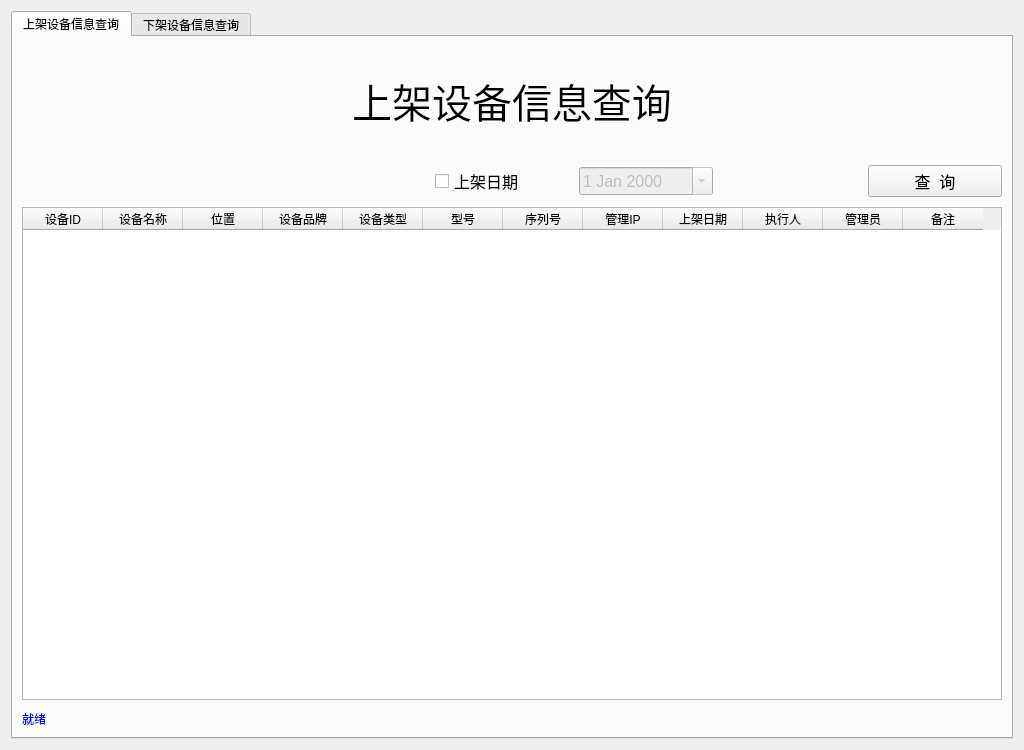
Qt form ui/shelf_display.ui (tainyuhong/pyside_machine_system) before a commit.
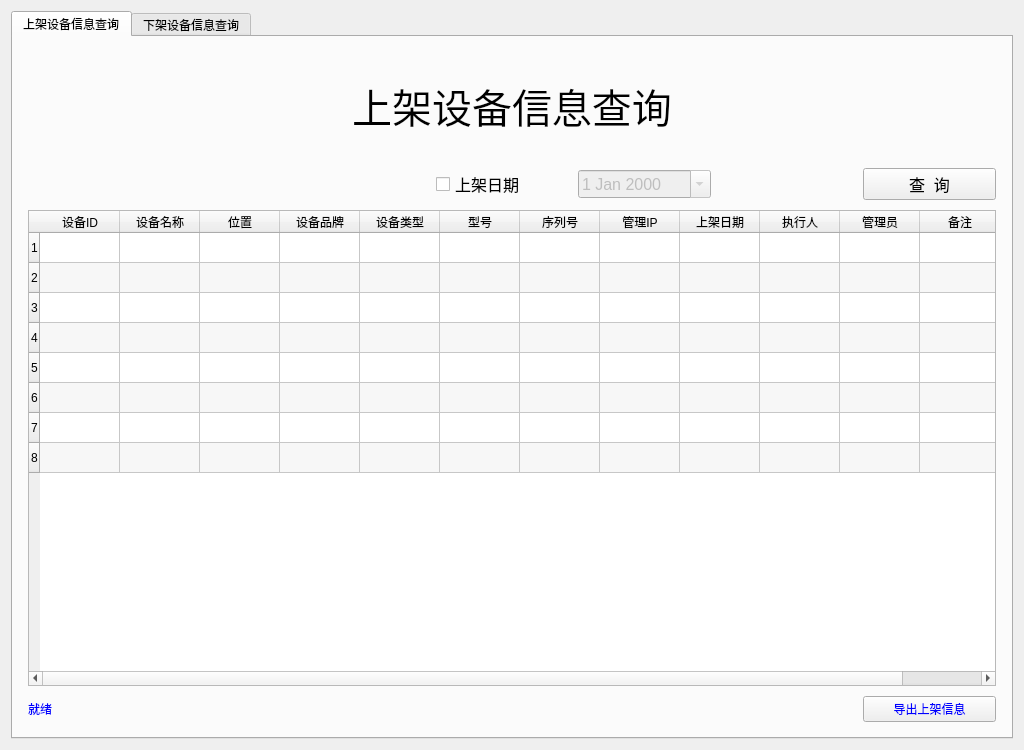
The same form after that commit.

Commit message: 导出上下架信息

```diff
--- a/ui/shelf_display.ui
+++ b/ui/shelf_display.ui
@@ -16,6 +16,12 @@
   <layout class="QHBoxLayout" name="horizontalLayout_3">
    <item>
     <widget class="QTabWidget" name="tabWidget">
+     <property name="autoFillBackground">
+      <bool>true</bool>
+     </property>
+     <property name="styleSheet">
+      <string notr="true"/>
+     </property>
      <property name="currentIndex">
       <number>0</number>
      </property>
@@ -26,6 +32,18 @@
       <layout class="QHBoxLayout" name="horizontalLayout">
        <item>
         <layout class="QGridLayout" name="gridLayout" rowstretch="2,1,9,0" columnstretch="3,1,1,1,1">
+         <property name="leftMargin">
+          <number>6</number>
+         </property>
+         <property name="topMargin">
+          <number>6</number>
+         </property>
+         <property name="rightMargin">
+          <number>6</number>
+         </property>
+         <property name="bottomMargin">
+          <number>6</number>
+         </property>
          <property name="spacing">
           <number>10</number>
          </property>
@@ -36,6 +54,9 @@
              <pointsize>30</pointsize>
             </font>
            </property>
+           <property name="autoFillBackground">
+            <bool>false</bool>
+           </property>
            <property name="text">
             <string>上架设备信息查询</string>
            </property>
@@ -84,15 +105,29 @@
          </item>
          <item row="2" column="0" colspan="5">
           <widget class="QTableWidget" name="tb_up">
+           <property name="autoFillBackground">
+            <bool>false</bool>
+           </property>
            <property name="editTriggers">
             <set>QAbstractItemView::NoEditTriggers</set>
            </property>
            <property name="alternatingRowColors">
             <bool>true</bool>
            </property>
+           <property name="rowCount">
+            <number>8</number>
+           </property>
            <attribute name="horizontalHeaderDefaultSectionSize">
             <number>80</number>
            </attribute>
+           <row/>
+           <row/>
+           <row/>
+           <row/>
+           <row/>
+           <row/>
+           <row/>
+           <row/>
            <column>
             <property name="text">
              <string>设备ID</string>
@@ -198,6 +233,19 @@
            </property>
           </widget>
          </item>
+         <item row="3" column="4">
+          <widget class="QPushButton" name="btn_export_up">
+           <property name="toolTip">
+            <string>导出excel</string>
+           </property>
+           <property name="styleSheet">
+            <string notr="true">color:blue</string>
+           </property>
+           <property name="text">
+            <string>导出上架信息</string>
+           </property>
+          </widget>
+         </item>
         </layout>
        </item>
       </layout>
```
Left out of the diff: 36 changed lines with no effect on the pictures. The commit also changes 5 other files.
